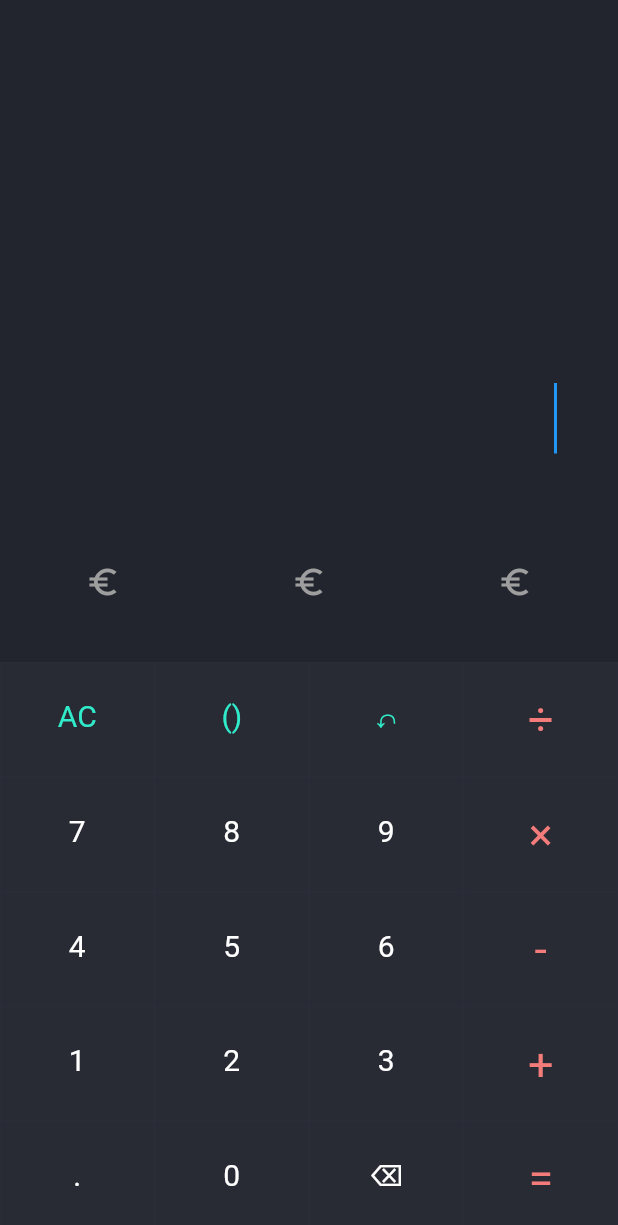
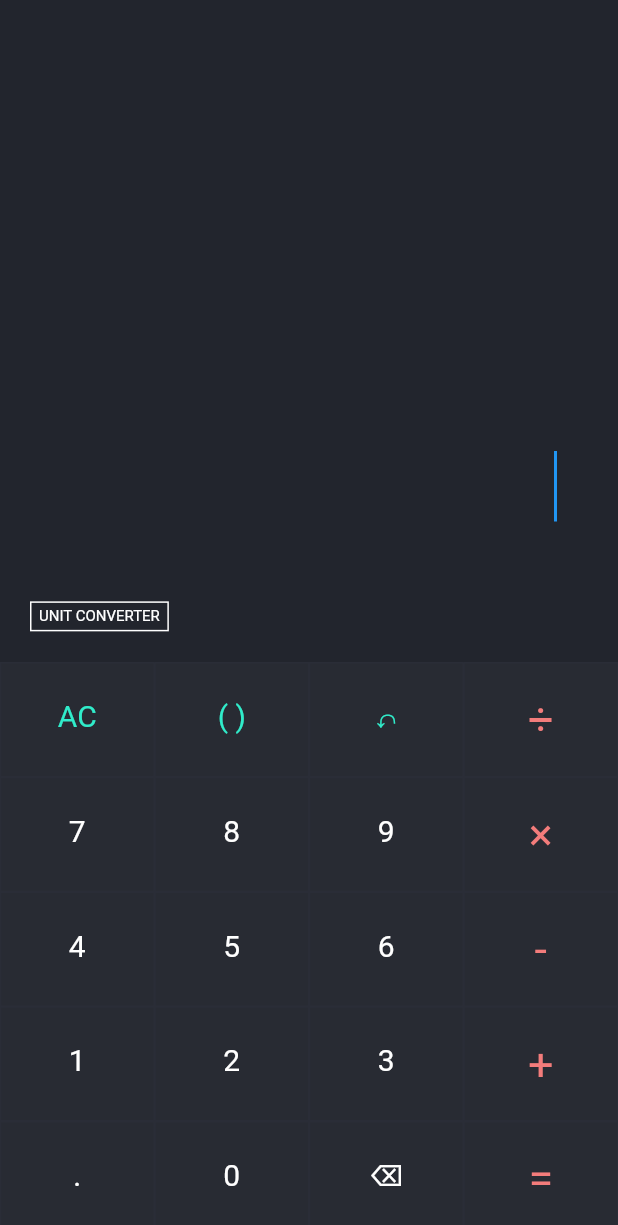
Before and after one commit to SaskarKhadka/Calculator, a Flutter app: the screen it shows after launch, on a phone screen of 412 x 824 dp. Shown: the top 1225 px of the screen. Run offline on Flutter 3.47's test engine with Material 2 defaults, Android fonts, the phone set to English and light mode, and no system bars; our stand-ins replace math_expressions.

Commit message:
ui update

```diff
--- a/lib/components/button.dart
+++ b/lib/components/button.dart
@@ -18,13 +18,13 @@ class Button extends StatelessWidget {
 
   @override
   Widget build(BuildContext context) {
-    // Size size = MediaQuery.of(context).size;
+    Size size = MediaQuery.of(context).size;
     return GestureDetector(
       onTap: onClicked,
       child: Container(
         padding: EdgeInsets.only(
-          top: isLandscape ? 5.0 : 20.0,
-          bottom: isLandscape ? 10.0 : 25.0,
+          top: isLandscape ? size.height * 0.01 : 20.0,
+          bottom: isLandscape ? size.height * 0.015 : 25.0,
           right: isLandscape ? 30.0 : 20.0,
           left: isLandscape ? 30.0 : 20.0,
         ),
--- a/lib/components/functions_keyboard.dart
+++ b/lib/components/functions_keyboard.dart
@@ -205,9 +205,6 @@ class FunctionsKeyboard extends StatelessWidget {
               ),
             ],
           ),
-          // SizedBox(
-          //   height: size.height * 0.03,
-          // ),
           Row(
             children: [
               Expanded(
@@ -245,9 +242,6 @@ class FunctionsKeyboard extends StatelessWidget {
                   isLandscape: true,
                 ),
               ),
-              // SizedBox(
-              //   width: size.width * 0.05,
-              // ),
             ],
           ),
         ],
--- a/lib/components/keypad.dart
+++ b/lib/components/keypad.dart
@@ -93,7 +93,7 @@ class Keypad extends StatelessWidget {
               // ),
               Expanded(
                 child: Button(
-                  text: "()",
+                  text: "( )",
                   textColour: kTextColour,
                   onClicked: () {
                     updateExpression(context, "()");
--- a/lib/main_page.dart
+++ b/lib/main_page.dart
@@ -5,6 +5,7 @@ import 'package:calculator/constants/constants.dart';
 import 'package:calculator/state/expression.dart';
 import 'package:calculator/state/history.dart';
 import 'package:flutter/material.dart';
+import 'package:flutter/services.dart';
 import 'package:math_expressions/math_expressions.dart' as math;
 import 'package:provider/provider.dart';
 
@@ -29,16 +30,6 @@ class _MainPageState extends State<MainPage> {
         .dispose();
   }
 
-  // int precedence(String op) {
-  //   if (op == "*" || op == "/") {
-  //     return 2;
-  //   } else if (op == "+" || op == "-") {
-  //     return 1;
-  //   } else {
-  //     return 0;
-  //   }
-  // }
-
   @override
   Widget build(BuildContext context) {
     Size size = MediaQuery.of(context).size;
@@ -46,7 +37,8 @@ class _MainPageState extends State<MainPage> {
       backgroundColor: kDarkBackgroundColour,
       body: OrientationBuilder(builder: (context, orientation) {
         return orientation == Orientation.portrait
-            ? Column(
+            ? Scrollbar(
+                child: Column(
                   mainAxisAlignment: MainAxisAlignment.end,
                   crossAxisAlignment: CrossAxisAlignment.end,
                   children: [
@@ -94,42 +86,54 @@ class _MainPageState extends State<MainPage> {
                       ),
                     ),
                     SizedBox(
-                    height: size.width * 0.15,
+                      height: size.width * 0.1,
                     ),
-                  Row(
-                    children: const [
-                      Expanded(
-                          child: Icon(
-                        Icons.euro_symbol,
-                        color: Colors.grey,
-                      )),
-                      Expanded(
-                          child: Icon(
-                        Icons.euro_symbol,
-                        color: Colors.grey,
-                      )),
-                      Expanded(
-                          child: Icon(
-                        Icons.euro_symbol,
-                        color: Colors.grey,
-                      )),
+                    Padding(
+                      padding: const EdgeInsets.only(left: 20.0),
+                      child: Row(
+                        children: [
+                          Container(
+                            padding: const EdgeInsets.only(
+                              top: 3.0,
+                              bottom: 3.0,
+                              left: 5.0,
+                              right: 5.0,
+                            ),
+                            decoration: BoxDecoration(
+                              border: Border.all(
+                                width: 1.0,
+                                color: Colors.white,
+                              ),
+                            ),
+                            child: const Text(
+                              "UNIT CONVERTER",
+                              textAlign: TextAlign.center,
+                              style: TextStyle(
+                                color: Colors.white,
+                                fontSize: 10.0,
+                              ),
+                            ),
+                          ),
                         ],
                       ),
+                    ),
                     SizedBox(
-                    height: size.width * 0.1,
+                      height: size.width * 0.05,
                     ),
                     const Keypad(),
                   ],
+                ),
               )
-            : Column(
-                mainAxisAlignment: MainAxisAlignment.start,
+            : Scrollbar(
+                child: Column(
+                  mainAxisAlignment: MainAxisAlignment.end,
                   crossAxisAlignment: CrossAxisAlignment.end,
                   children: [
                     Consumer<History>(
                       builder: (context, history, _) => Container(
                         padding: EdgeInsets.only(
                           right: 40.0,
-                        top: size.height * 0.1,
+                          top: size.height * 0.03,
                         ),
                         child: Text(
                           history.text,
@@ -170,7 +174,7 @@ class _MainPageState extends State<MainPage> {
                       ),
                     ),
                     SizedBox(
-                    height: size.height * 0.04,
+                      height: size.height * 0.03,
                     ),
                     Row(
                       children: const [
@@ -193,6 +197,7 @@ class _MainPageState extends State<MainPage> {
                       ],
                     ),
                   ],
+                ),
               );
       }),
     );
```
Lines whose indentation alone changed are shown as unchanged.
